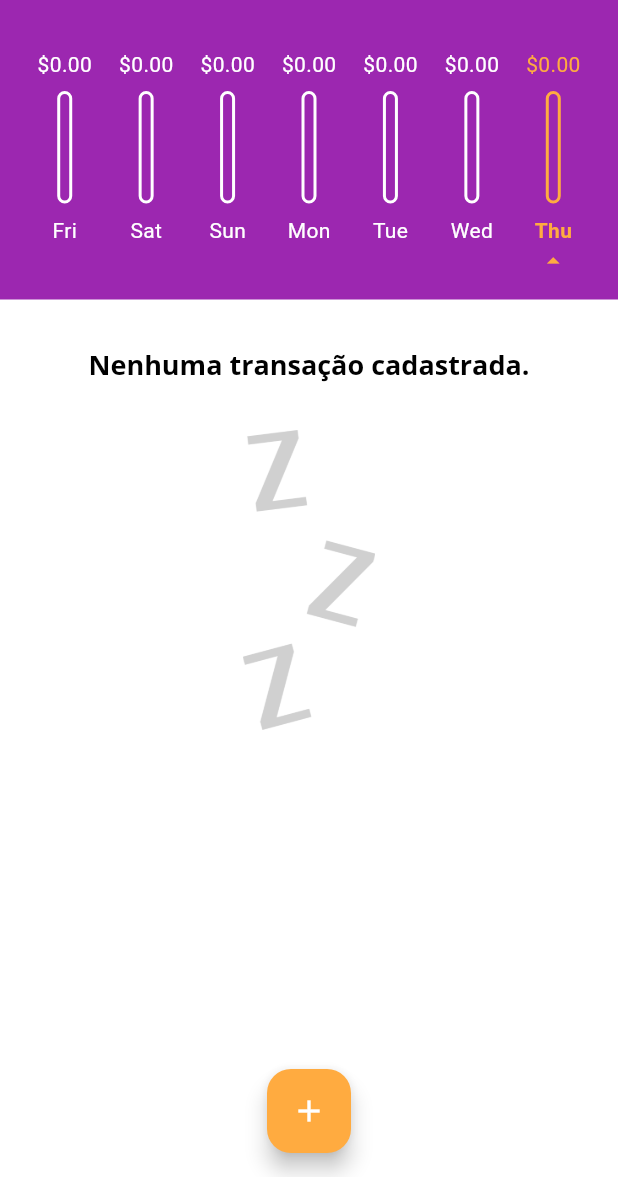
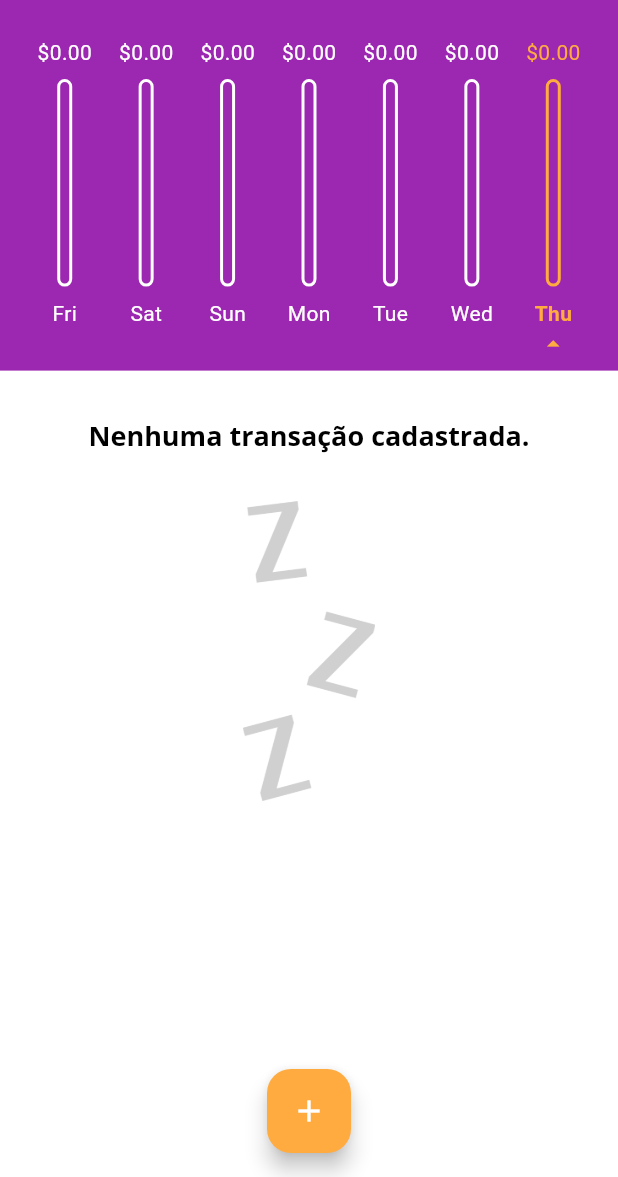
Before and after one commit to DeyvisonSLS/expenses-app, a Flutter app: the screen it shows after launch, after a tap on the "light mode" icon, on a phone screen of 412 x 824 dp, the part 59-1236 px from its top. Run offline on Flutter 3.47's test engine with Material 3 defaults, Android fonts, the phone set to English and light mode, and no system bars; our stand-ins replace date_field, fluttertoast.

Commit message:
Setting up the responsiveness of the components to the screen height. Set the screen rotation default to portrait.

```diff
--- a/lib/components/chart.dart
+++ b/lib/components/chart.dart
@@ -56,14 +56,15 @@ class Chart extends StatelessWidget {
 
   @override
   Widget build(BuildContext context) {
-    // groupedTransactions;
     return Container(
+      padding: const EdgeInsets.symmetric(horizontal: 16.0, vertical: 8.0),
+      height: (MediaQuery.of(context).size.height -
+              Scaffold.of(context).appBarMaxHeight!.toDouble()) *
+          0.3,
       color: Theme.of(context).colorScheme.primary,
-      child: Padding(
-        padding: const EdgeInsets.symmetric(horizontal: 16.0, vertical: 16.0),
       child: Row(
-          crossAxisAlignment: CrossAxisAlignment.start,
-          mainAxisAlignment: MainAxisAlignment.spaceBetween,
+        // crossAxisAlignment: CrossAxisAlignment.start,
+        // mainAxisAlignment: MainAxisAlignment.spaceBetween,
         children: List.from(groupedTransactions.reversed).map((tr) {
           return Flexible(
             fit: FlexFit.tight,
@@ -73,15 +74,14 @@ class Chart extends StatelessWidget {
               percentage: _weekTotalvalue == 0
                   ? 0
                   : (tr['value'] as double) / _weekTotalvalue,
-                isToday: tr['day'] ==
-                        DateFormat.E().format(DateTime.now()).toString()
+              isToday:
+                  tr['day'] == DateFormat.E().format(DateTime.now()).toString()
                       ? true
                       : false,
             ),
           );
         }).toList(),
       ),
-      ),
     );
   }
 }
--- a/lib/components/chart_bar.dart
+++ b/lib/components/chart_bar.dart
@@ -1,4 +1,5 @@
 import 'package:flutter/material.dart';
+import 'package:flutter/widgets.dart';
 
 class ChartBar extends StatelessWidget {
   final String label;
@@ -17,6 +18,7 @@ class ChartBar extends StatelessWidget {
   @override
   Widget build(BuildContext context) {
     return Column(
+      mainAxisSize: MainAxisSize.max,
       children: [
         SizedBox(
           height: 20,
@@ -33,10 +35,11 @@ class ChartBar extends StatelessWidget {
             ),
           ),
         ),
-        Padding(
+        Expanded(
+          child: Padding(
             padding: const EdgeInsets.symmetric(vertical: 8.0),
             child: Container(
-            height: 75,
+              height: 30,
               width: 10,
               clipBehavior: Clip.antiAlias,
               decoration: BoxDecoration(
@@ -66,6 +69,7 @@ class ChartBar extends StatelessWidget {
               ),
             ),
           ),
+        ),
         Text(
           label,
           style: TextStyle(
@@ -76,11 +80,16 @@ class ChartBar extends StatelessWidget {
                 : Theme.of(context).colorScheme.onPrimary,
           ),
         ),
-        if (isToday)
-          Icon(
+        isToday
+            ? Icon(
                 Icons.arrow_drop_up,
                 size: 20,
                 color: Theme.of(context).colorScheme.secondary,
+              )
+            : const Icon(
+                Icons.arrow_drop_up,
+                size: 20,
+                color: Colors.transparent,
               ),
       ],
     );
--- a/lib/components/transaction_list.dart
+++ b/lib/components/transaction_list.dart
@@ -12,7 +12,9 @@ class TransactionList extends StatelessWidget {
   @override
   Widget build(BuildContext context) {
     return SizedBox(
-      height: 420,
+      height: (MediaQuery.of(context).size.height -
+              Scaffold.of(context).appBarMaxHeight!.toDouble()) *
+          0.7,
       child: transactions.isEmpty
           ? Column(
               children: [
@@ -35,16 +37,24 @@ class TransactionList extends StatelessWidget {
                 ),
               ],
             )
-          : Padding(
-              padding: const EdgeInsets.all(16.0),
+          : Container(
+              padding: const EdgeInsets.symmetric(horizontal: 16.0),
               child: ListView.builder(
                 itemCount: transactions.length,
                 itemBuilder: (ctx, index) {
                   final tr = transactions[index];
-                  return TransactionCard(
-                    transaction: tr,
-                    onRemove: onRemove,
-                  );
+                  return index == 0
+                      ? Container(
+                          margin: const EdgeInsets.only(top: 16.0),
+                          child: TransactionCard(
+                            transaction: tr,
+                            onRemove: onRemove,
+                          ),
+                        )
+                      : TransactionCard(
+                          transaction: tr,
+                          onRemove: onRemove,
+                        );
                 },
               ),
             ),
--- a/lib/home_page.dart
+++ b/lib/home_page.dart
@@ -75,8 +75,7 @@ class _HomePageState extends State<HomePage> {
 
   @override
   Widget build(BuildContext context) {
-    return Scaffold(
-      appBar: AppBar(
+    var appBar = AppBar(
       title: const Text('My Expenses'),
       backgroundColor: Theme.of(context).colorScheme.primary,
       foregroundColor: Theme.of(context).colorScheme.onPrimary,
@@ -92,13 +91,18 @@ class _HomePageState extends State<HomePage> {
           onPressed: () => _changeTheme(),
         )
       ],
-      ),
+    );
+
+    return Scaffold(
+      appBar: appBar,
       body: SingleChildScrollView(
         child: Column(
           mainAxisAlignment: MainAxisAlignment.start,
           crossAxisAlignment: CrossAxisAlignment.stretch,
           children: [
-            Chart(recentTransactions: List.from(_recentTransactions.reversed)),
+            Chart(
+              recentTransactions: List.from(_recentTransactions.reversed),
+            ),
             TransactionList(_transactions, _deleteTransaction),
           ],
         ),
--- a/lib/main.dart
+++ b/lib/main.dart
@@ -1,6 +1,7 @@
 import 'package:expenses/components/theme_provider.dart';
 import 'package:flutter/material.dart';
 import 'package:provider/provider.dart';
+import 'package:flutter/services.dart';
 
 import 'home_page.dart';
 import 'package:intl/intl_standalone.dart'
@@ -9,7 +10,8 @@ import 'package:intl/intl_standalone.dart'
 Future<void> main() async {
   WidgetsFlutterBinding.ensureInitialized();
   await findSystemLocale();
-  runApp(const ExpensesApp());
+  SystemChrome.setPreferredOrientations([DeviceOrientation.portraitUp])
+      .then((value) => runApp(const ExpensesApp()));
 }
 
 class ExpensesApp extends StatefulWidget {
```
Also changed, not shown: lib/components/transaction_card.dart (+8 -13 lines), lib/components/transaction_form.dart (+9 -6 lines), 1 other file. Lines whose indentation alone changed are shown as unchanged.
